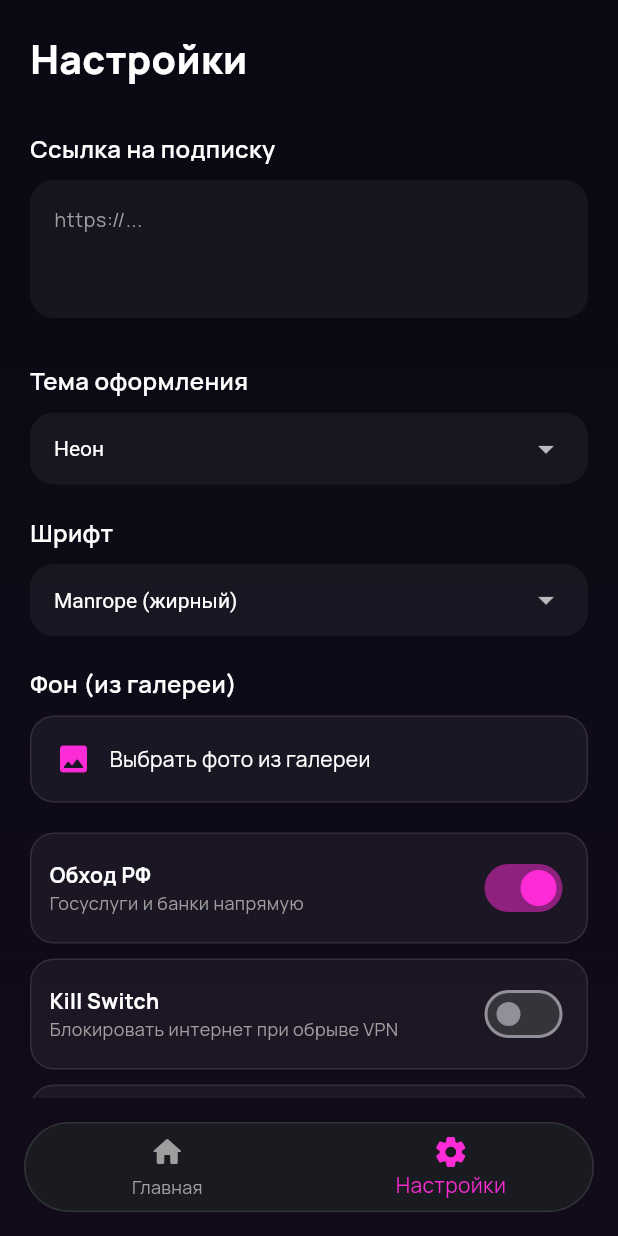
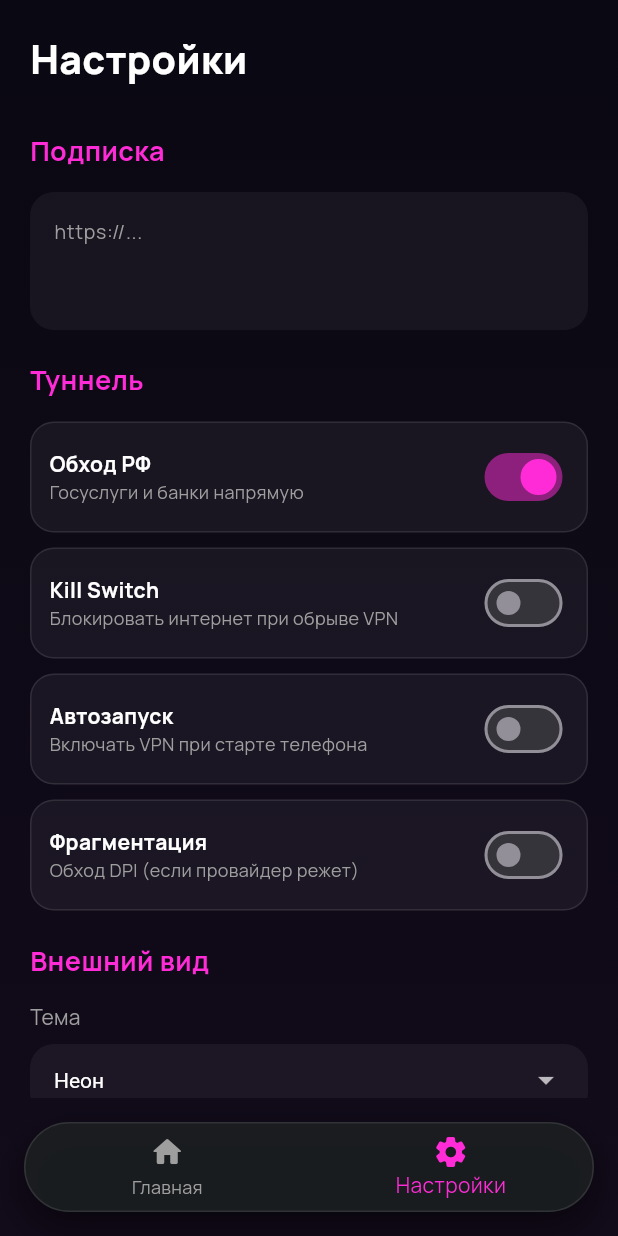
Before and after one commit to maksimft412rg/monta-vpn, a Flutter app: the screen it shows after launch, item 2 of the bottom bar chosen, on a phone screen of 412 x 824 dp. Run offline on Flutter 3.47's test engine with Material 3 defaults, Android fonts, the phone set to English and light mode, and no system bars; our stand-ins replace google_fonts, shared_preferences; missing offline and left inert: flutter_v2ray_client.

Commit message:
main.dart

```diff
--- a/lib/main.dart
+++ b/lib/main.dart
@@ -1,12 +1,10 @@
 import 'dart:convert';
-import 'dart:io';
 import 'dart:math';
 import 'package:flutter/material.dart';
 import 'package:flutter_v2ray_client/flutter_v2ray.dart';
 import 'package:shared_preferences/shared_preferences.dart';
 import 'package:http/http.dart' as http;
 import 'package:google_fonts/google_fonts.dart';
-import 'package:image_picker/image_picker.dart';
 
 void main() => runApp(const MyApp());
 
@@ -35,24 +33,15 @@ class _MyAppState extends State<MyApp> {
     });
   }
 
-  void changeTheme(String newTheme) {
-    setState(() => currentTheme = newTheme);
-  }
-
-  void changeFont(String newFont) {
-    setState(() => currentFont = newFont);
-  }
+  void changeTheme(String newTheme) => setState(() => currentTheme = newTheme);
+  void changeFont(String newFont) => setState(() => currentFont = newFont);
 
   TextTheme _getTextTheme() {
     switch (currentFont) {
-      case 'oswald':
-        return GoogleFonts.oswaldTextTheme();
-      case 'lato':
-        return GoogleFonts.latoTextTheme();
-      case 'poppins':
-        return GoogleFonts.poppinsTextTheme();
-      default:
-        return GoogleFonts.manropeTextTheme();
+      case 'oswald': return GoogleFonts.oswaldTextTheme();
+      case 'lato': return GoogleFonts.latoTextTheme();
+      case 'poppins': return GoogleFonts.poppinsTextTheme();
+      default: return GoogleFonts.manropeTextTheme();
     }
   }
 
@@ -112,9 +101,10 @@ class _MainScreenState extends State<MainScreen> {
       bottomNavigationBar: Container(
         margin: const EdgeInsets.all(16),
         decoration: BoxDecoration(
-          color: const Color(0xFF1B1E21).withValues(alpha: 0.85),
+          color: const Color(0xFF1B1E21).withValues(alpha: 0.9),
           borderRadius: BorderRadius.circular(30),
           border: Border.all(color: Colors.white.withValues(alpha: 0.1)),
+          boxShadow: [BoxShadow(color: Colors.black.withValues(alpha: 0.5), blurRadius: 20, offset: const Offset(0, 10))],
         ),
         child: ClipRRect(
           borderRadius: BorderRadius.circular(30),
@@ -161,7 +151,6 @@ class _HomeTabState extends State<HomeTab> with TickerProviderStateMixin {
   String expireDate = "—";
 
   bool weatherEffects = false;
-  String? backgroundImagePath;
 
   @override
   void initState() {
@@ -198,11 +187,8 @@ class _HomeTabState extends State<HomeTab> with TickerProviderStateMixin {
     setState(() {
       subscriptionUrl = prefs.getString('subscriptionUrl') ?? "";
       weatherEffects = prefs.getBool('weatherEffects') ?? false;
-      backgroundImagePath = prefs.getString('backgroundImage');
     });
-    if (subscriptionUrl.isNotEmpty) {
-      _fetchSubscription();
-    }
+    if (subscriptionUrl.isNotEmpty) _fetchSubscription();
   }
 
   Future<void> _fetchSubscription() async {
@@ -288,16 +274,6 @@ class _HomeTabState extends State<HomeTab> with TickerProviderStateMixin {
 
     return Stack(
       children: [
-        if (backgroundImagePath != null && File(backgroundImagePath!).existsSync())
-          Positioned.fill(
-            child: Image.file(
-              File(backgroundImagePath!),
-              fit: BoxFit.cover,
-              color: Colors.black.withValues(alpha: 0.5),
-              colorBlendMode: BlendMode.darken,
-            ),
-          )
-        else
         AnimatedBuilder(
           animation: _bgController,
           builder: (context, child) {
@@ -523,7 +499,7 @@ class SnowPainter extends CustomPainter {
   bool shouldRepaint(covariant CustomPainter oldDelegate) => true;
 }
 
-// --- НАСТРОЙКИ ---
+// --- НАСТРОЙКИ (3 РАЗДЕЛА) ---
 class SettingsTab extends StatefulWidget {
   final String currentTheme;
   final Function(String) onThemeChanged;
@@ -549,7 +525,6 @@ class _SettingsTabState extends State<SettingsTab> {
   bool autoStart = false;
   bool fragmentation = false;
   bool weatherEffects = false;
-  String? backgroundImagePath;
 
   @override
   void initState() {
@@ -566,7 +541,6 @@ class _SettingsTabState extends State<SettingsTab> {
       autoStart = prefs.getBool('autoStart') ?? false;
       fragmentation = prefs.getBool('fragmentation') ?? false;
       weatherEffects = prefs.getBool('weatherEffects') ?? false;
-      backgroundImagePath = prefs.getString('backgroundImage');
     });
   }
 
@@ -578,20 +552,7 @@ class _SettingsTabState extends State<SettingsTab> {
     await prefs.setBool('autoStart', autoStart);
     await prefs.setBool('fragmentation', fragmentation);
     await prefs.setBool('weatherEffects', weatherEffects);
-    if (backgroundImagePath != null) {
-      await prefs.setString('backgroundImage', backgroundImagePath!);
-    }
     ScaffoldMessenger.of(context).showSnackBar(const SnackBar(content: Text('Сохранено!')));
-  }
-
-  Future<void> _pickBackgroundImage() async {
-    final ImagePicker picker = ImagePicker();
-    final XFile? pickedFile = await picker.pickImage(source: ImageSource.gallery);
-    if (pickedFile != null) {
-      setState(() {
-        backgroundImagePath = pickedFile.path;
-      });
-    }
   }
 
   @override
@@ -607,18 +568,31 @@ class _SettingsTabState extends State<SettingsTab> {
               Text('Настройки', style: GoogleFonts.manrope(fontSize: 26, fontWeight: FontWeight.w800, color: Colors.white)),
               const SizedBox(height: 30),
 
-              Text('Ссылка на подписку', style: GoogleFonts.manrope(fontSize: 16, color: Colors.white, fontWeight: FontWeight.w600)),
-              const SizedBox(height: 10),
+              // 1. ПОДПИСКА
+              _buildSectionTitle('Подписка'),
               TextField(
                 controller: _linkController,
                 style: const TextStyle(color: Colors.white, fontSize: 13),
                 maxLines: 3,
                 decoration: InputDecoration(hintText: 'https://...', hintStyle: const TextStyle(color: Colors.grey), filled: true, fillColor: Colors.white.withValues(alpha: 0.05), border: OutlineInputBorder(borderRadius: BorderRadius.circular(16), borderSide: BorderSide.none)),
               ),
-              const SizedBox(height: 30),
+              const SizedBox(height: 20),
 
-              Text('Тема оформления', style: GoogleFonts.manrope(fontSize: 16, color: Colors.white, fontWeight: FontWeight.w600)),
+              // 2. ТУННЕЛЬ
+              _buildSectionTitle('Туннель'),
+              _buildSwitch('Обход РФ', 'Госуслуги и банки напрямую', bypassRussia, (v) => setState(() => bypassRussia = v)),
               const SizedBox(height: 10),
+              _buildSwitch('Kill Switch', 'Блокировать интернет при обрыве VPN', killSwitch, (v) => setState(() => killSwitch = v)),
+              const SizedBox(height: 10),
+              _buildSwitch('Автозапуск', 'Включать VPN при старте телефона', autoStart, (v) => setState(() => autoStart = v)),
+              const SizedBox(height: 10),
+              _buildSwitch('Фрагментация', 'Обход DPI (если провайдер режет)', fragmentation, (v) => setState(() => fragmentation = v)),
+              const SizedBox(height: 20),
+
+              // 3. ВНЕШНИЙ ВИД
+              _buildSectionTitle('Внешний вид'),
+              Text('Тема', style: GoogleFonts.manrope(fontSize: 14, color: Colors.grey)),
+              const SizedBox(height: 8),
               Container(
                 padding: const EdgeInsets.symmetric(horizontal: 16),
                 decoration: BoxDecoration(color: Colors.white.withValues(alpha: 0.05), borderRadius: BorderRadius.circular(16)),
@@ -643,10 +617,9 @@ class _SettingsTabState extends State<SettingsTab> {
                   },
                 ),
               ),
-              const SizedBox(height: 20),
-
-              Text('Шрифт', style: GoogleFonts.manrope(fontSize: 16, color: Colors.white, fontWeight: FontWeight.w600)),
-              const SizedBox(height: 10),
+              const SizedBox(height: 15),
+              Text('Шрифт', style: GoogleFonts.manrope(fontSize: 14, color: Colors.grey)),
+              const SizedBox(height: 8),
               Container(
                 padding: const EdgeInsets.symmetric(horizontal: 16),
                 decoration: BoxDecoration(color: Colors.white.withValues(alpha: 0.05), borderRadius: BorderRadius.circular(16)),
@@ -671,38 +644,8 @@ class _SettingsTabState extends State<SettingsTab> {
                   },
                 ),
               ),
-              const SizedBox(height: 20),
-
-              Text('Фон (из галереи)', style: GoogleFonts.manrope(fontSize: 16, color: Colors.white, fontWeight: FontWeight.w600)),
-              const SizedBox(height: 10),
-              GestureDetector(
-                onTap: _pickBackgroundImage,
-                child: Container(
-                  padding: const EdgeInsets.all(16),
-                  decoration: BoxDecoration(color: Colors.white.withValues(alpha: 0.05), borderRadius: BorderRadius.circular(16), border: Border.all(color: Colors.white.withValues(alpha: 0.1))),
-                  child: Row(
-                    children: [
-                      Icon(Icons.image_rounded, color: const Color(0xFFFF2BD6), size: 24),
-                      const SizedBox(width: 12),
-                      Text(
-                        backgroundImagePath != null ? 'Фон выбран (нажмите, чтобы сменить)' : 'Выбрать фото из галереи',
-                        style: const TextStyle(color: Colors.white, fontSize: 14),
-                      ),
-                    ],
-                  ),
-                ),
-              ),
-              const SizedBox(height: 20),
-
-              _buildSwitch('Обход РФ', 'Госуслуги и банки напрямую', bypassRussia, (v) => setState(() => bypassRussia = v)),
-              const SizedBox(height: 10),
-              _buildSwitch('Kill Switch', 'Блокировать интернет при обрыве VPN', killSwitch, (v) => setState(() => killSwitch = v)),
-              const SizedBox(height: 10),
-              _buildSwitch('Автозапуск', 'Включать VPN при старте телефона', autoStart, (v) => setState(() => autoStart = v)),
-              const SizedBox(height: 10),
-              _buildSwitch('Фрагментация', 'Обход DPI (если провайдер режет)', fragmentation, (v) => setState(() => fragmentation = v)),
-              const SizedBox(height: 10),
-              _buildSwitch('Погодные эффекты', 'Снег/Дождь на фоне', weatherEffects, (v) => setState(() => weatherEffects = v)),
+              const SizedBox(height: 15),
+              _buildSwitch('Погодные эффекты', 'Снег на фоне', weatherEffects, (v) => setState(() => weatherEffects = v)),
 
               const SizedBox(height: 40),
 
@@ -715,6 +658,13 @@ class _SettingsTabState extends State<SettingsTab> {
           ),
         ),
       ),
+    );
+  }
+
+  Widget _buildSectionTitle(String title) {
+    return Padding(
+      padding: const EdgeInsets.only(bottom: 15),
+      child: Text(title, style: GoogleFonts.manrope(fontSize: 18, fontWeight: FontWeight.bold, color: const Color(0xFFFF2BD6))),
     );
   }
 
```
Lines whose indentation alone changed are shown as unchanged.
